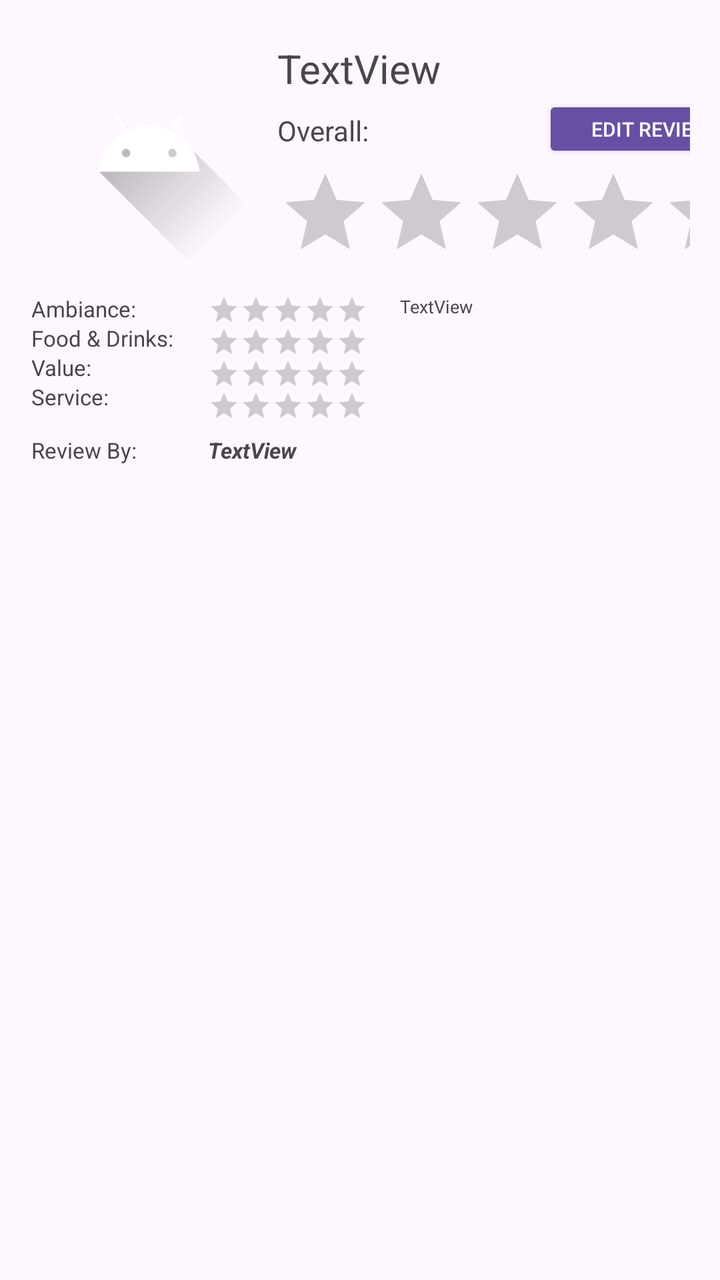
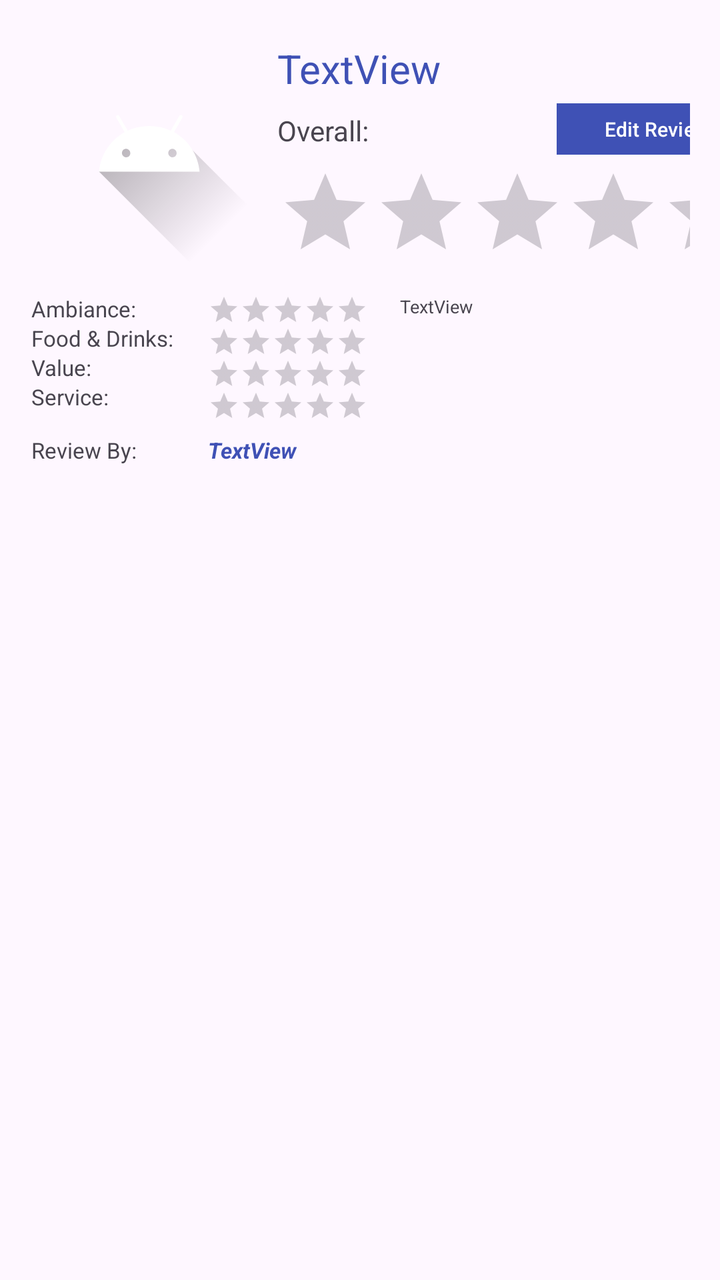

Before-and-after screenshots of an Android layout around one commit, followed by the original layout XML and the change that was made.
<!-- AndroidManifest.xml: application theme Theme.KatEats -->
<!-- res/layout/review_layout.xml -->
<?xml version="1.0" encoding="utf-8"?>
<androidx.constraintlayout.widget.ConstraintLayout xmlns:android="http://schemas.android.com/apk/res/android"
    xmlns:app="http://schemas.android.com/apk/res-auto"
    xmlns:tools="http://schemas.android.com/tools"
    android:layout_width="match_parent"
    android:layout_height="wrap_content"
    android:padding="15sp">

    <Button
        android:id="@+id/editReview"
        style="@style/Widget.AppCompat.Button"
        android:layout_width="wrap_content"
        android:layout_height="wrap_content"
        android:minHeight="12dip"
        android:text="Edit Review"
        android:textSize="10sp"
        app:layout_constraintEnd_toEndOf="@+id/layout_review_score"
        app:layout_constraintTop_toBottomOf="@+id/layout_review_name" />

    <RatingBar
        android:id="@+id/layout_service_score"
        style="@style/Widget.AppCompat.RatingBar.Small"
        android:layout_width="wrap_content"
        android:layout_height="wrap_content"
        app:layout_constraintStart_toStartOf="@+id/layout_value_score"
        app:layout_constraintTop_toBottomOf="@+id/layout_value_score" />

    <RatingBar
        android:id="@+id/layout_value_score"
        style="@style/Widget.AppCompat.RatingBar.Small"
        android:layout_width="wrap_content"
        android:layout_height="wrap_content"
        app:layout_constraintStart_toStartOf="@+id/layout_food_score"
        app:layout_constraintTop_toBottomOf="@+id/layout_food_score" />

    <RatingBar
        android:id="@+id/layout_food_score"
        style="@style/Widget.AppCompat.RatingBar.Small"
        android:layout_width="wrap_content"
        android:layout_height="wrap_content"
        app:layout_constraintStart_toStartOf="@+id/layout_ambiance_score"
        app:layout_constraintTop_toBottomOf="@+id/layout_ambiance_score" />

    <TextView
        android:id="@+id/layout_food"
        android:layout_width="wrap_content"
        android:layout_height="wrap_content"
        android:text="Food &amp; Drinks:"
        android:textSize="11sp"
        app:layout_constraintStart_toStartOf="@+id/layout_ambiance"
        app:layout_constraintTop_toBottomOf="@+id/layout_ambiance" />

    <TextView
        android:id="@+id/layout_value"
        android:layout_width="wrap_content"
        android:layout_height="wrap_content"
        android:text="Value:"
        android:textSize="11sp"
        app:layout_constraintStart_toStartOf="@+id/layout_food"
        app:layout_constraintTop_toBottomOf="@+id/layout_food" />

    <TextView
        android:id="@+id/layout_ambiance"
        android:layout_width="wrap_content"
        android:layout_height="wrap_content"
        android:layout_marginTop="12dp"
        android:text="Ambiance:"
        android:textSize="11sp"
        app:layout_constraintStart_toStartOf="@+id/layout_review_photo"
        app:layout_constraintTop_toBottomOf="@+id/layout_review_photo" />

    <TextView
        android:id="@+id/layout_service"
        android:layout_width="wrap_content"
        android:layout_height="wrap_content"
        android:text="Service:"
        android:textSize="11sp"
        app:layout_constraintStart_toStartOf="@+id/layout_value"
        app:layout_constraintTop_toBottomOf="@+id/layout_value" />

    <ImageView
        android:id="@+id/layout_review_photo"
        android:layout_width="118dp"
        android:layout_height="120dp"
        app:layout_constraintBottom_toBottomOf="parent"
        app:layout_constraintEnd_toEndOf="parent"
        app:layout_constraintHorizontal_bias="0.003"
        app:layout_constraintStart_toStartOf="parent"
        app:layout_constraintTop_toTopOf="parent"
        app:layout_constraintVertical_bias="0.0"
        app:srcCompat="@drawable/ic_launcher_foreground" />

    <TextView
        android:id="@+id/layout_review_name"
        android:layout_width="wrap_content"
        android:layout_height="wrap_content"
        android:text="TextView"
        android:textSize="20sp"
        app:layout_constraintBottom_toBottomOf="parent"
        app:layout_constraintEnd_toEndOf="parent"
        app:layout_constraintHorizontal_bias="0.038"
        app:layout_constraintStart_toEndOf="@+id/layout_review_photo"
        app:layout_constraintTop_toTopOf="@+id/layout_review_photo"
        app:layout_constraintVertical_bias="0.01" />

    <RatingBar
        android:id="@+id/layout_review_score"
        android:layout_width="wrap_content"
        android:layout_height="wrap_content"
        android:layout_marginTop="8dp"
        app:layout_constraintStart_toStartOf="@+id/layout_overall"
        app:layout_constraintTop_toBottomOf="@+id/layout_overall" />

    <TextView
        android:id="@+id/layout_overall"
        android:layout_width="wrap_content"
        android:layout_height="wrap_content"
        android:layout_marginTop="8dp"
        android:text="Overall:"
        app:layout_constraintStart_toStartOf="@+id/layout_review_name"
        app:layout_constraintTop_toBottomOf="@+id/layout_review_name" />

    <RatingBar
        android:id="@+id/layout_ambiance_score"
        style="@style/Widget.AppCompat.RatingBar.Small"
        android:layout_width="wrap_content"
        android:layout_height="wrap_content"
        android:layout_marginStart="36dp"
        app:layout_constraintStart_toEndOf="@+id/layout_ambiance"
        app:layout_constraintTop_toTopOf="@+id/layout_ambiance" />

    <TextView
        android:id="@+id/layout_comment"
        android:layout_width="180dp"
        android:layout_height="62dp"
        android:layout_marginStart="16dp"
        android:text="TextView"
        android:textSize="9sp"
        app:layout_constraintStart_toEndOf="@+id/layout_food_score"
        app:layout_constraintTop_toTopOf="@+id/layout_ambiance_score" />

    <TextView
        android:id="@+id/reviewBy"
        android:layout_width="wrap_content"
        android:layout_height="wrap_content"
        android:layout_marginTop="12dp"
        android:text="Review By:"
        android:textSize="11sp"
        app:layout_constraintStart_toStartOf="@+id/layout_service"
        app:layout_constraintTop_toBottomOf="@+id/layout_service" />

    <TextView
        android:id="@+id/author"
        android:layout_width="wrap_content"
        android:layout_height="wrap_content"
        android:text="TextView"
        android:textSize="11sp"
        android:textStyle="bold|italic"
        app:layout_constraintBottom_toBottomOf="@+id/reviewBy"
        app:layout_constraintStart_toStartOf="@+id/layout_service_score" />
</androidx.constraintlayout.widget.ConstraintLayout>
<!-- resources referenced by this layout -->
<resources>
  <!-- drawable ic_launcher_foreground (drawable) -->
  <vector xmlns:android="http://schemas.android.com/apk/res/android"
      xmlns:aapt="http://schemas.android.com/aapt"
      android:width="108dp"
      android:height="108dp"
      android:viewportWidth="108"
      android:viewportHeight="108">
      <path android:pathData="M31,63.928c0,0 6.4,-11 12.1,-13.1c7.2,-2.6 26,-1.4 26,-1.4l38.1,38.1L107,108.928l-32,-1L31,63.928z">
          <aapt:attr name="android:fillColor">
              <gradient
                  android:endX="85.84757"
                  android:endY="92.4963"
                  android:startX="42.9492"
                  android:startY="49.59793"
                  android:type="linear">
                  <item
                      android:color="#44000000"
                      android:offset="0.0" />
                  <item
                      android:color="#00000000"
                      android:offset="1.0" />
              </gradient>
          </aapt:attr>
      </path>
      <path
          android:fillColor="#FFFFFF"
          android:fillType="nonZero"
          android:pathData="M65.3,45.828l3.8,-6.6c0.2,-0.4 0.1,-0.9 -0.3,-1.1c-0.4,-0.2 -0.9,-0.1 -1.1,0.3l-3.9,6.7c-6.3,-2.8 -13.4,-2.8 -19.7,0l-3.9,-6.7c-0.2,-0.4 -0.7,-0.5 -1.1,-0.3C38.8,38.328 38.7,38.828 38.9,39.228l3.8,6.6C36.2,49.428 31.7,56.028 31,63.928h46C76.3,56.028 71.8,49.428 65.3,45.828zM43.4,57.328c-0.8,0 -1.5,-0.5 -1.8,-1.2c-0.3,-0.7 -0.1,-1.5 0.4,-2.1c0.5,-0.5 1.4,-0.7 2.1,-0.4c0.7,0.3 1.2,1 1.2,1.8C45.3,56.528 44.5,57.328 43.4,57.328L43.4,57.328zM64.6,57.328c-0.8,0 -1.5,-0.5 -1.8,-1.2s-0.1,-1.5 0.4,-2.1c0.5,-0.5 1.4,-0.7 2.1,-0.4c0.7,0.3 1.2,1 1.2,1.8C66.5,56.528 65.6,57.328 64.6,57.328L64.6,57.328z"
          android:strokeWidth="1"
          android:strokeColor="#00000000" />
  </vector>
  <style name="Theme.KatEats" parent="Base.Theme.KatEats" />
  <style name="Base.Theme.KatEats" parent="Theme.Material3.DayNight.NoActionBar">
          
          
      </style>
</resources>

<!-- the commit's change to res/layout/review_layout.xml (unified diff, before → after) -->
@@ -8,9 +8,10 @@
 
     <Button
         android:id="@+id/editReview"
-        style="@style/Widget.AppCompat.Button"
         android:layout_width="wrap_content"
         android:layout_height="wrap_content"
+        app:backgroundTint="#3F51B5"
+        app:cornerRadius="0dp"
         android:minHeight="12dip"
         android:text="Edit Review"
         android:textSize="10sp"
@@ -95,6 +96,7 @@
         android:layout_width="wrap_content"
         android:layout_height="wrap_content"
         android:text="TextView"
+        android:textColor="#3F51B5"
         android:textSize="20sp"
         app:layout_constraintBottom_toBottomOf="parent"
         app:layout_constraintEnd_toEndOf="parent"
@@ -108,6 +110,8 @@
         android:layout_width="wrap_content"
         android:layout_height="wrap_content"
         android:layout_marginTop="8dp"
+        android:progressTint="#FF5722"
+        android:secondaryProgressTint="#FF5722"
         app:layout_constraintStart_toStartOf="@+id/layout_overall"
         app:layout_constraintTop_toBottomOf="@+id/layout_overall" />
 
@@ -154,6 +158,7 @@
         android:layout_width="wrap_content"
         android:layout_height="wrap_content"
         android:text="TextView"
+        android:textColor="#3F51B5"
         android:textSize="11sp"
         android:textStyle="bold|italic"
         app:layout_constraintBottom_toBottomOf="@+id/reviewBy"
